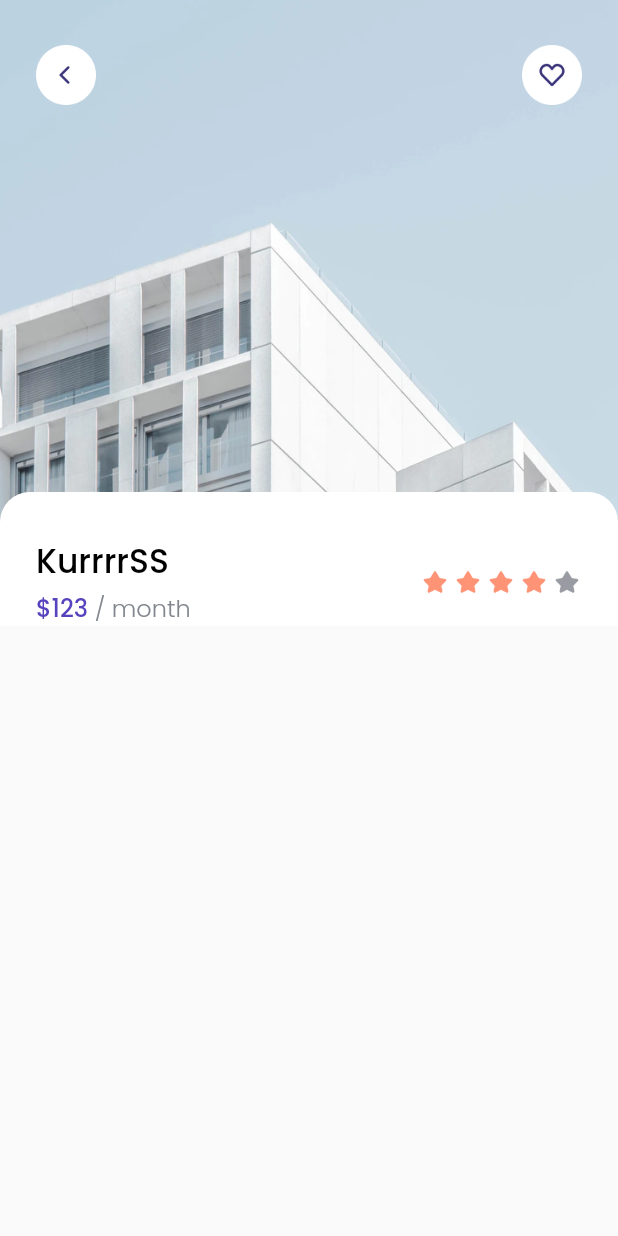
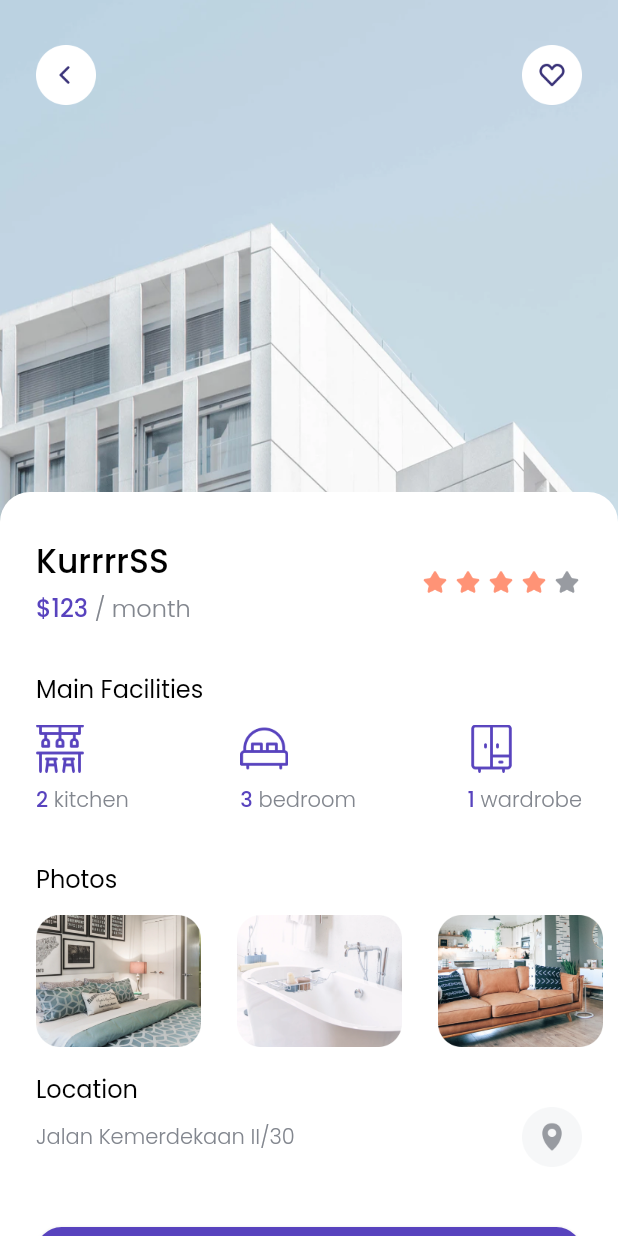
Before and after one commit to donnydevanda/cozy, a Flutter app: the DetailPage screen opened directly, on a phone screen of 412 x 824 dp. Run offline on Flutter 3.47's test engine with Material 2 defaults, Android fonts, the phone set to English and light mode, and no system bars; our stand-ins replace google_fonts.

Commit message:
Detail Page - Facility, Photo, Location, Book

```diff
--- a/lib/pages/detail_page.dart
+++ b/lib/pages/detail_page.dart
@@ -1,4 +1,5 @@
 import 'package:cozy/theme.dart';
+import 'package:cozy/widgets/facility_item.dart';
 import 'package:flutter/material.dart';
 
 class DetailPage extends StatelessWidget {
@@ -17,27 +18,6 @@ class DetailPage extends StatelessWidget {
               height: 350,
               fit: BoxFit.cover,
             ),
-            Padding(
-              padding: EdgeInsets.symmetric(horizontal: Edge, vertical: 30),
-              child: Row(
-                mainAxisAlignment: MainAxisAlignment.spaceBetween,
-                children: [
-                  InkWell(
-                    onTap: () {
-                      Navigator.pop(context);
-                    },
-                    child: Image.asset(
-                      'assets/btn_back.png',
-                      width: 40,
-                    ),
-                  ),
-                  Image.asset(
-                    'assets/btn_wishlist.png',
-                    width: 40,
-                  )
-                ],
-              ),
-            ),
             ListView(
               children: [
                 SizedBox(
@@ -52,6 +32,7 @@ class DetailPage extends StatelessWidget {
                     color: whiteColor,
                   ),
                   child: Column(
+                    crossAxisAlignment: CrossAxisAlignment.start,
                     children: [
                       SizedBox(
                         height: 30,
@@ -125,12 +106,161 @@ class DetailPage extends StatelessWidget {
                             )
                           ],
                         ),
+                      ),
+                      SizedBox(
+                        height: 30,
+                      ),
+                      Padding(
+                        padding: EdgeInsets.only(left: Edge),
+                        child: Text(
+                          'Main Facilities',
+                          style: regularTextStyle.copyWith(fontSize: 16),
+                        ),
+                      ),
+                      SizedBox(
+                        height: 12,
+                      ),
+                      Padding(
+                        padding: EdgeInsets.symmetric(horizontal: Edge),
+                        child: Row(
+                          mainAxisAlignment: MainAxisAlignment.spaceBetween,
+                          children: [
+                            FacilityItem(
+                              name: 'kitchen',
+                              imageUrl: 'assets/icon_kitchen.png',
+                              total: 2,
+                            ),
+                            FacilityItem(
+                              name: 'bedroom',
+                              imageUrl: 'assets/icon_bedroom.png',
+                              total: 3,
+                            ),
+                            FacilityItem(
+                              name: 'wardrobe',
+                              imageUrl: 'assets/icon_cupboard.png',
+                              total: 1,
+                            ),
+                          ],
+                        ),
+                      ),
+                      SizedBox(
+                        height: 30,
+                      ),
+                      Padding(
+                        padding: EdgeInsets.only(left: Edge),
+                        child: Text(
+                          'Photos',
+                          style: regularTextStyle.copyWith(fontSize: 16),
+                        ),
+                      ),
+                      SizedBox(
+                        height: 12,
+                      ),
+                      Container(
+                        height: 88,
+                        child: ListView(
+                          scrollDirection: Axis.horizontal,
+                          children: [
+                            SizedBox(width: Edge),
+                            Image.asset(
+                              'assets/photo1.png',
+                              width: 110,
+                              height: 90,
+                              fit: BoxFit.cover,
+                            ),
+                            SizedBox(width: Edge),
+                            Image.asset(
+                              'assets/photo2.png',
+                              width: 110,
+                              height: 90,
+                              fit: BoxFit.cover,
+                            ),
+                            SizedBox(width: Edge),
+                            Image.asset(
+                              'assets/photo3.png',
+                              width: 110,
+                              height: 90,
+                              fit: BoxFit.cover,
+                            ),
+                            SizedBox(
+                              width: Edge,
+                            )
+                          ],
+                        ),
+                      ),
+                      SizedBox(
+                        height: 16,
+                      ),
+                      Padding(
+                        padding: EdgeInsets.only(left: Edge),
+                        child: Text(
+                          'Location',
+                          style: regularTextStyle.copyWith(fontSize: 16),
+                        ),
+                      ),
+                      Padding(
+                        padding: EdgeInsets.symmetric(horizontal: Edge),
+                        child: Row(
+                          mainAxisAlignment: MainAxisAlignment.spaceBetween,
+                          children: [
+                            Text(
+                              'Jalan Kemerdekaan II/30',
+                              style: grayTextStyle,
+                            ),
+                            Image.asset(
+                              'assets/btn_map.png',
+                              width: 40,
+                            )
+                          ],
+                        ),
+                      ),
+                      SizedBox(
+                        height: 40,
+                      ),
+                      Container(
+                        margin: EdgeInsets.symmetric(horizontal: Edge),
+                        height: 50,
+                        width: MediaQuery.of(context).size.width - (2 * Edge),
+                        child: RaisedButton(
+                          onPressed: () {},
+                          color: purpleColor,
+                          shape: RoundedRectangleBorder(
+                              borderRadius: BorderRadius.circular(17)),
+                          child: Text(
+                            "Book Now",
+                            style: whiteTextStyle.copyWith(fontSize: 18),
+                          ),
+                        ),
+                      ),
+                      SizedBox(
+                        height: 40,
                       )
                     ],
                   ),
                 )
               ],
-            )
+            ),
+            Padding(
+              padding: EdgeInsets.symmetric(horizontal: Edge, vertical: 30),
+              child: Row(
+                mainAxisAlignment: MainAxisAlignment.spaceBetween,
+                children: [
+                  InkWell(
+                    onTap: () {
+                      Navigator.pop(context);
+                    },
+                    child: Image.asset(
+                      'assets/btn_back.png',
+                      width: 40,
+                    ),
+                  ),
+                  Image.asset(
+                    'assets/btn_wishlist.png',
+                    width: 40,
+                  )
+                ],
+              ),
+            ),
           ],
         ),
       ),
--- /dev/null
+++ b/lib/widgets/facility_item.dart
@@ -0,0 +1,37 @@
+import 'package:cozy/theme.dart';
+import 'package:flutter/material.dart';
+
+class FacilityItem extends StatelessWidget {
+  final String name;
+  final String imageUrl;
+  final int total;
+
+  FacilityItem(
+      {required this.name, required this.imageUrl, required this.total});
+
+  @override
+  Widget build(BuildContext context) {
+    return Column(
+      crossAxisAlignment: CrossAxisAlignment.start,
+      children: [
+        Image.asset(
+          imageUrl,
+          width: 32,
+        ),
+        SizedBox(
+          height: 8,
+        ),
+        Text.rich(
+          TextSpan(
+            text: '${total}',
+            style: purpleTextStyle.copyWith(fontSize: 14),
+            children: [
+              TextSpan(
+                  text: ' ${name}', style: grayTextStyle.copyWith(fontSize: 14))
+            ],
+          ),
+        ),
+      ],
+    );
+  }
+}
```
